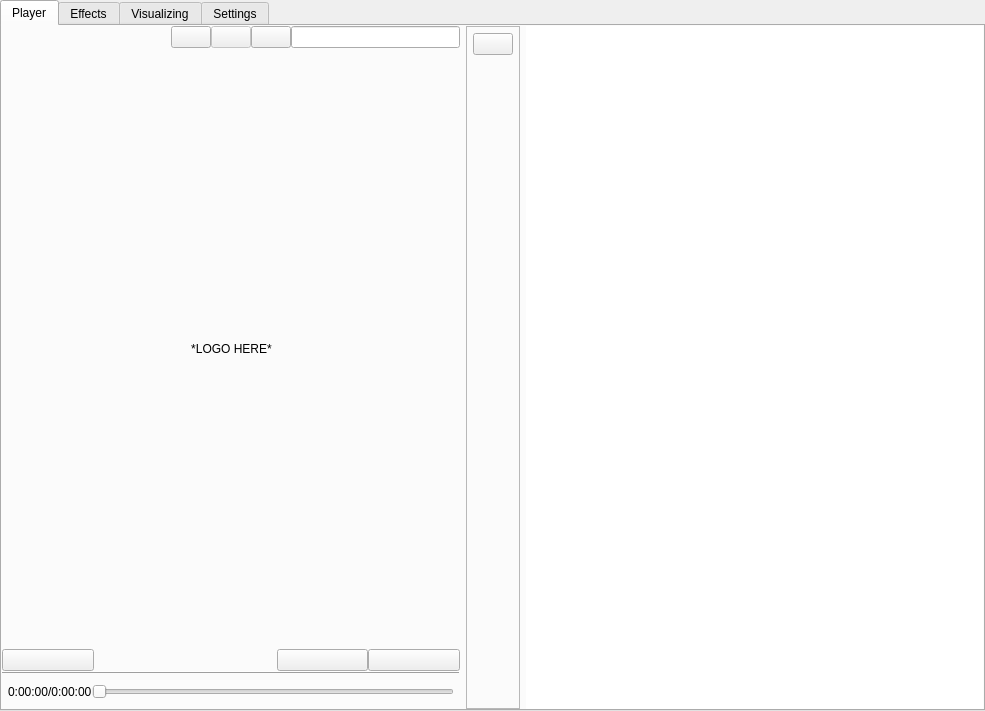
3d2069940/player, file forms/mainwindow.ui: the form before one commit.
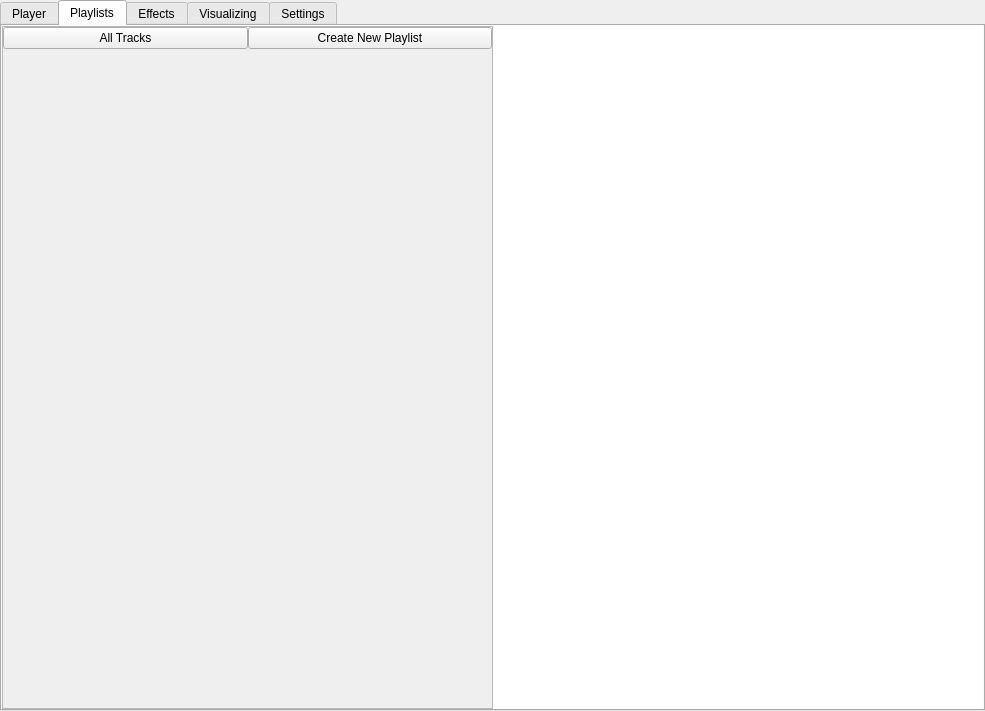
The form after the commit. The open tabs and pages were chosen to show the change. Custom widgets are drawn as their Qt base class.

```diff
--- a/forms/mainwindow.ui
+++ b/forms/mainwindow.ui
@@ -60,7 +60,7 @@
        <attribute name="title">
         <string>Player</string>
        </attribute>
-       <layout class="QHBoxLayout" name="horizontalLayout_6">
+       <layout class="QGridLayout" name="gridLayout_8">
         <property name="leftMargin">
          <number>0</number>
         </property>
@@ -73,16 +73,32 @@
         <property name="bottomMargin">
          <number>0</number>
         </property>
+        <property name="spacing">
+         <number>0</number>
+        </property>
+        <item row="0" column="0">
+         <layout class="QHBoxLayout" name="horizontalLayout_13">
         <item>
-         <layout class="QGridLayout" name="playerLayout">
-          <item row="0" column="1">
            <layout class="QVBoxLayout" name="playerInfoLayout">
             <property name="spacing">
              <number>0</number>
             </property>
             <item>
-             <layout class="QGridLayout" name="gridLayout_11">
-              <item row="0" column="3">
+             <layout class="QHBoxLayout" name="horizontalLayout_6">
+              <item>
+               <spacer name="horizontalSpacer">
+                <property name="orientation">
+                 <enum>Qt::Horizontal</enum>
+                </property>
+                <property name="sizeHint" stdset="0">
+                 <size>
+                  <width>40</width>
+                  <height>20</height>
+                 </size>
+                </property>
+               </spacer>
+              </item>
+              <item>
                <widget class="QPushButton" name="playerPlaylistVisibilityButton">
                 <property name="sizePolicy">
                  <sizepolicy hsizetype="Fixed" vsizetype="Fixed">
@@ -107,45 +123,16 @@
                 </property>
                </widget>
               </item>
-              <item row="0" column="6">
-               <widget class="QLineEdit" name="playerSearchLineEdit"/>
-              </item>
-              <item row="0" column="4">
-               <widget class="QPushButton" name="showPlaylistsButton">
-                <property name="enabled">
-                 <bool>false</bool>
-                </property>
-                <property name="sizePolicy">
-                 <sizepolicy hsizetype="Fixed" vsizetype="Fixed">
-                  <horstretch>0</horstretch>
-                  <verstretch>0</verstretch>
-                 </sizepolicy>
-                </property>
-                <property name="text">
-                 <string/>
-                </property>
-               </widget>
-              </item>
-              <item row="0" column="2">
-               <spacer name="horizontalSpacer">
-                <property name="orientation">
-                 <enum>Qt::Horizontal</enum>
-                </property>
-                <property name="sizeHint" stdset="0">
-                 <size>
-                  <width>40</width>
-                  <height>20</height>
-                 </size>
-                </property>
-               </spacer>
-              </item>
-              <item row="0" column="5">
+              <item>
                <widget class="QPushButton" name="playerSearchButton">
                 <property name="text">
                  <string/>
                 </property>
                </widget>
               </item>
+              <item>
+               <widget class="QLineEdit" name="playerSearchLineEdit"/>
+              </item>
              </layout>
             </item>
             <item>
@@ -341,8 +328,6 @@
             </item>
            </layout>
           </item>
-         </layout>
-        </item>
         <item>
          <widget class="QFrame" name="playerTagListFrame">
           <property name="focusPolicy">
@@ -485,30 +470,6 @@
          </widget>
         </item>
         <item>
-         <widget class="QFrame" name="verticalFrame">
-          <property name="frameShape">
-           <enum>QFrame::NoFrame</enum>
-          </property>
-          <property name="frameShadow">
-           <enum>QFrame::Raised</enum>
-          </property>
-          <layout class="QHBoxLayout" name="horizontalLayout_9">
-           <property name="spacing">
-            <number>0</number>
-           </property>
-           <property name="leftMargin">
-            <number>0</number>
-           </property>
-           <property name="topMargin">
-            <number>0</number>
-           </property>
-           <property name="rightMargin">
-            <number>0</number>
-           </property>
-           <property name="bottomMargin">
-            <number>0</number>
-           </property>
-           <item>
             <widget class="QListWidget" name="playerPlayListWidget">
              <property name="maximumSize">
               <size>
@@ -534,6 +495,132 @@
             </widget>
            </item>
           </layout>
+        </item>
+        <item row="0" column="1">
+         <widget class="QFrame" name="verticalFrame">
+          <property name="frameShape">
+           <enum>QFrame::NoFrame</enum>
+          </property>
+          <property name="frameShadow">
+           <enum>QFrame::Raised</enum>
+          </property>
+          <layout class="QHBoxLayout" name="horizontalLayout_9">
+           <property name="spacing">
+            <number>0</number>
+           </property>
+           <property name="leftMargin">
+            <number>0</number>
+           </property>
+           <property name="topMargin">
+            <number>0</number>
+           </property>
+           <property name="rightMargin">
+            <number>0</number>
+           </property>
+           <property name="bottomMargin">
+            <number>0</number>
+           </property>
+          </layout>
+         </widget>
+        </item>
+       </layout>
+      </widget>
+      <widget class="QWidget" name="playlistsTab">
+       <attribute name="title">
+        <string>Playlists</string>
+       </attribute>
+       <layout class="QGridLayout" name="gridLayout_11">
+        <property name="leftMargin">
+         <number>0</number>
+        </property>
+        <property name="topMargin">
+         <number>0</number>
+        </property>
+        <property name="rightMargin">
+         <number>0</number>
+        </property>
+        <property name="bottomMargin">
+         <number>0</number>
+        </property>
+        <property name="spacing">
+         <number>0</number>
+        </property>
+        <item row="0" column="0">
+         <widget class="QScrollArea" name="scrollArea">
+          <property name="focusPolicy">
+           <enum>Qt::NoFocus</enum>
+          </property>
+          <property name="widgetResizable">
+           <bool>true</bool>
+          </property>
+          <widget class="QWidget" name="scrollAreaWidgetContents_2">
+           <property name="geometry">
+            <rect>
+             <x>0</x>
+             <y>0</y>
+             <width>485</width>
+             <height>670</height>
+            </rect>
+           </property>
+           <layout class="QVBoxLayout" name="verticalLayout_3">
+            <property name="spacing">
+             <number>0</number>
+            </property>
+            <property name="leftMargin">
+             <number>0</number>
+            </property>
+            <property name="topMargin">
+             <number>0</number>
+            </property>
+            <property name="rightMargin">
+             <number>0</number>
+            </property>
+            <property name="bottomMargin">
+             <number>0</number>
+            </property>
+            <item>
+             <layout class="QHBoxLayout" name="horizontalLayout_14">
+              <item>
+               <widget class="QPushButton" name="playlistsAllTracksButton">
+                <property name="text">
+                 <string>All Tracks</string>
+                </property>
+               </widget>
+              </item>
+              <item>
+               <widget class="QPushButton" name="playlistsCreateNewButton">
+                <property name="text">
+                 <string>Create New Playlist</string>
+                </property>
+               </widget>
+              </item>
+             </layout>
+            </item>
+            <item>
+             <spacer name="verticalSpacer_3">
+              <property name="orientation">
+               <enum>Qt::Vertical</enum>
+              </property>
+              <property name="sizeHint" stdset="0">
+               <size>
+                <width>20</width>
+                <height>40</height>
+               </size>
+              </property>
+             </spacer>
+            </item>
+           </layout>
+          </widget>
+         </widget>
+        </item>
+        <item row="0" column="1">
+         <widget class="QListWidget" name="playlistPlaylistWidget">
+          <property name="frameShape">
+           <enum>QFrame::NoFrame</enum>
+          </property>
+          <property name="horizontalScrollBarPolicy">
+           <enum>Qt::ScrollBarAlwaysOff</enum>
+          </property>
          </widget>
         </item>
        </layout>
@@ -647,7 +734,7 @@
                 <item alignment="Qt::AlignHCenter">
                  <widget class="QLabel" name="equalizer29HzGainLabel">
                   <property name="text">
-                   <string>0.0 dB</string>
+                   <string>0 dB</string>
                   </property>
                  </widget>
                 </item>
@@ -688,7 +775,7 @@
                 <item alignment="Qt::AlignHCenter">
                  <widget class="QLabel" name="equalizer59HzGainLabel">
                   <property name="text">
-                   <string>0.0 dB</string>
+                   <string>0 dB</string>
                   </property>
                  </widget>
                 </item>
@@ -729,7 +816,7 @@
                 <item alignment="Qt::AlignHCenter">
                  <widget class="QLabel" name="equalizer119HzGainLabel">
                   <property name="text">
-                   <string>0.0 dB</string>
+                   <string>0 dB</string>
                   </property>
                  </widget>
                 </item>
@@ -770,7 +857,7 @@
                 <item alignment="Qt::AlignHCenter">
                  <widget class="QLabel" name="equalizer237HzGainLabel">
                   <property name="text">
-                   <string>0.0 dB</string>
+                   <string>0 dB</string>
                   </property>
                  </widget>
                 </item>
@@ -811,7 +898,7 @@
                 <item alignment="Qt::AlignHCenter">
                  <widget class="QLabel" name="equalizer474HzGainLabel">
                   <property name="text">
-                   <string>0.0 dB</string>
+                   <string>0 dB</string>
                   </property>
                  </widget>
                 </item>
@@ -852,7 +939,7 @@
                 <item alignment="Qt::AlignHCenter">
                  <widget class="QLabel" name="equalizer1000HzGainLabel">
                   <property name="text">
-                   <string>0.0 dB</string>
+                   <string>0 dB</string>
                   </property>
                  </widget>
                 </item>
@@ -893,7 +980,7 @@
                 <item alignment="Qt::AlignHCenter">
                  <widget class="QLabel" name="equalizer2000HzGainLabel">
                   <property name="text">
-                   <string>0.0 dB</string>
+                   <string>0 dB</string>
                   </property>
                  </widget>
                 </item>
@@ -934,7 +1021,7 @@
                 <item alignment="Qt::AlignHCenter">
                  <widget class="QLabel" name="equalizer4000HzGainLabel">
                   <property name="text">
-                   <string>0.0 dB</string>
+                   <string>0 dB</string>
                   </property>
                  </widget>
                 </item>
@@ -975,7 +1062,7 @@
                 <item alignment="Qt::AlignHCenter">
                  <widget class="QLabel" name="equalizer8000HzGainLabel">
                   <property name="text">
-                   <string>0.0 dB</string>
+                   <string>0 dB</string>
                   </property>
                  </widget>
                 </item>
@@ -1016,7 +1103,7 @@
                 <item alignment="Qt::AlignHCenter">
                  <widget class="QLabel" name="equalizer16000HzGainLabel">
                   <property name="text">
-                   <string>0.0 dB</string>
+                   <string>0 dB</string>
                   </property>
                  </widget>
                 </item>
@@ -1144,36 +1231,6 @@
                 </property>
                </spacer>
               </item>
-              <item>
-               <widget class="QLabel" name="equalizerSinkLabel">
-                <property name="text">
-                 <string>Sink:</string>
-                </property>
-               </widget>
-              </item>
-              <item>
-               <widget class="QComboBox" name="equalizerSinkComboBox">
-                <property name="focusPolicy">
-                 <enum>Qt::TabFocus</enum>
-                </property>
-               </widget>
-              </item>
-              <item>
-               <spacer name="equalizerHSpacer_2">
-                <property name="orientation">
-                 <enum>Qt::Horizontal</enum>
-                </property>
-                <property name="sizeType">
-                 <enum>QSizePolicy::Fixed</enum>
-                </property>
-                <property name="sizeHint" stdset="0">
-                 <size>
-                  <width>10</width>
-                  <height>20</height>
-                 </size>
-                </property>
-               </spacer>
-              </item>
               <item>
                <widget class="QLabel" name="equalizerPresetLabel">
                 <property name="text">
@@ -2905,7 +2962,7 @@
                 <item>
                  <widget class="QLabel" name="settingsExtensionsLabel">
                   <property name="text">
-                   <string>Audio Extensions to Parse</string>
+                   <string>Audio Extensions to Parse:</string>
                   </property>
                  </widget>
                 </item>
```
Lines whose indentation alone changed are shown as unchanged.
